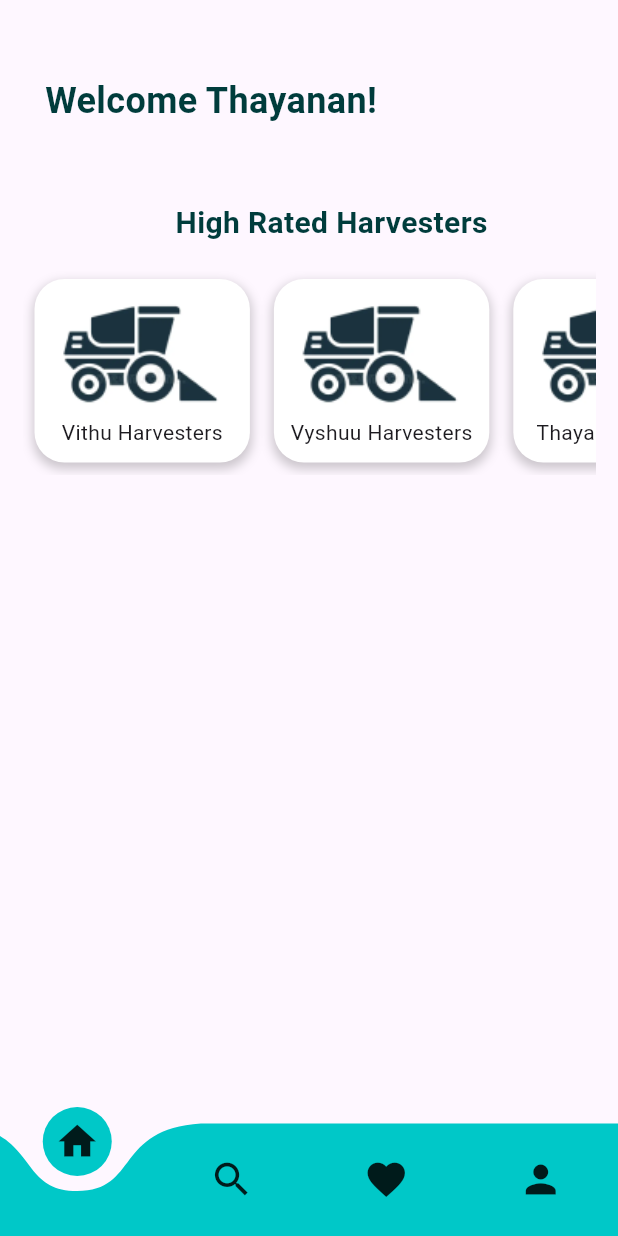
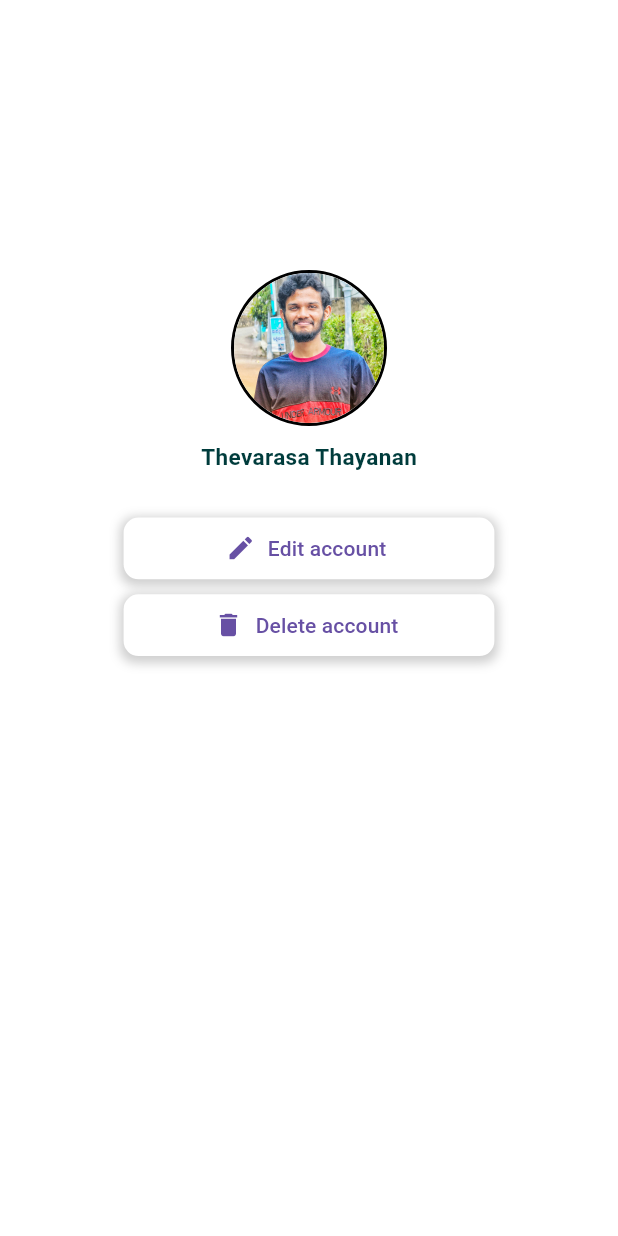
Before and after one commit to thaya2000/harvest_buddy, a Flutter app: the screen it shows after launch, on a phone screen of 412 x 824 dp. Run offline on Flutter 3.47's test engine with Material 3 defaults, Android fonts, the light colour scheme and no system bars; drawn by our look-alikes of curved_navigation_bar.

Commit message:
frontend-schedule-and-profile-0001

```diff
--- /dev/null
+++ b/lib/account_page.dart
@@ -0,0 +1,146 @@
+import 'package:flutter/material.dart';
+import 'package:harvest_buddy/landing_page.dart';
+import 'package:harvest_buddy/signup_page.dart';
+import 'constant.dart';
+
+class AccountPage extends StatefulWidget {
+  AccountPage({super.key});
+
+  @override
+  State<AccountPage> createState() => _LoginScreenState();
+}
+
+class _LoginScreenState extends State<AccountPage> {
+  GlobalKey<FormState> formKey = GlobalKey<FormState>();
+
+  @override
+  Widget build(BuildContext context) {
+    double height = MediaQuery.of(context).size.height;
+    double width = MediaQuery.of(context).size.width;
+
+    // Define text styles
+    TextStyle appNameStyle = TextStyle(
+      fontSize: 45.0,
+      fontWeight: FontWeight.bold,
+      color: Color.fromARGB(255, 0, 60, 60),
+    );
+    TextStyle profileName = TextStyle(
+      fontSize: 15.0,
+      fontWeight: FontWeight.bold,
+      color: Color.fromARGB(255, 0, 60, 60),
+    );
+
+    return Scaffold(
+      resizeToAvoidBottomInset: true,
+      backgroundColor: Colors.white,
+      body: SingleChildScrollView(
+        child: Form(
+          key: formKey,
+          child: Column(
+            crossAxisAlignment: CrossAxisAlignment.center,
+            mainAxisAlignment: MainAxisAlignment.center,
+            children: <Widget>[
+              Padding(
+                padding: const EdgeInsets.only(top: 180.0),
+                child: Center(
+                  child: Column(
+                    children: [
+                      Container(
+                        decoration: BoxDecoration(
+                          shape: BoxShape.circle,
+                          border: Border.all(
+                            color:
+                                Colors.black, // Set your desired border color
+                            width: 2.0, // Set the border width
+                          ),
+                        ),
+                        child: ClipOval(
+                          child: Image.asset(
+                            DPthaya,
+                            height: 100,
+                            width: 100,
+                            fit: BoxFit.cover,
+                          ),
+                        ),
+                      ),
+                      Padding(
+                        padding: const EdgeInsets.only(top: 10.0),
+                        child: Text("Thevarasa Thayanan", style: profileName),
+                      )
+                    ],
+                  ),
+                ),
+              ),
+              Padding(
+                padding: const EdgeInsets.only(top: 20.0),
+                child: Column(
+                  children: <Widget>[
+                    Padding(
+                      padding: const EdgeInsets.all(10.0),
+                      child: Container(
+                        width: width * 0.6,
+                        height: height * 0.05,
+                        decoration: BoxDecoration(
+                          color: Colors.white,
+                          borderRadius: BorderRadius.circular(10),
+                          boxShadow: [
+                            BoxShadow(
+                              color:
+                                  Colors.grey.withOpacity(0.5), // shadow color
+                              spreadRadius:
+                                  2, // how much the shadow should spread
+                              blurRadius: 5, // how blurry the shadow should be
+                              offset:
+                                  Offset(0, 2), // changes the shadow position
+                            ),
+                          ],
+                        ),
+                        child: TextButton.icon(
+                          onPressed: () {
+                            // Handle the edit account button press
+                          },
+                          icon: Icon(
+                            Icons.edit,
+                            size: 20,
+                          ),
+                          label: Text("Edit account"),
+                        ),
+                      ),
+                    ),
+                    Container(
+                      width: width * 0.6,
+                      height: height * 0.05,
+                      decoration: BoxDecoration(
+                        color: Colors.white,
+                        borderRadius: BorderRadius.circular(10),
+                        boxShadow: [
+                          BoxShadow(
+                            color: Colors.grey.withOpacity(0.5), // shadow color
+                            spreadRadius:
+                                2, // how much the shadow should spread
+                            blurRadius: 5, // how blurry the shadow should be
+                            offset: Offset(0, 2), // changes the shadow position
+                          ),
+                        ],
+                      ),
+                      child: TextButton.icon(
+                        onPressed: () {
+                          // Handle the delete account button press
+                        },
+                        icon: Icon(
+                          Icons.delete,
+                          size: 20,
+                        ),
+                        label: Text("Delete account"),
+                      ),
+                    ),
+                  ],
+                ),
+              )
+            ],
+          ),
+        ),
+      ),
+    );
+  }
+}
--- a/lib/constant.dart
+++ b/lib/constant.dart
@@ -2,3 +2,4 @@ const String appName = "Harvest Buddy";
 const String slogan = "Booking App";
 const String bgImage = "assets/bg.png";
 const String hIcon = "assets/harvester_icon.png";
+const String DPthaya = "assets/DP_thaya.jpeg";
--- a/lib/main.dart
+++ b/lib/main.dart
@@ -1,4 +1,6 @@
 import 'package:flutter/material.dart';
+import 'package:harvest_buddy/account_page.dart';
+import 'schedule_page.dart';
 import 'home_page.dart';
 import 'constant.dart';
 import 'landing_page.dart';
@@ -13,7 +15,7 @@ class InitialScreen extends StatelessWidget {
   @override
   Widget build(BuildContext context) {
     return MaterialApp(
-      home: HomePage(),
+      home: AccountPage(),
       title: "HarvestBuddy",
       debugShowCheckedModeBanner: false,
     );
--- a/pubspec.yaml
+++ b/pubspec.yaml
@@ -22,3 +22,4 @@ flutter:
     - assets/bg.png
     - assets/harvester_icon.png
     - assets/harvester_icon_2.png
+    - assets/DP_thaya.jpeg
```
Also changed, not shown: lib/home_page.dart (+39 -0 lines), lib/schedule_page.dart (added, +278 -0 lines), assets/DP_thaya.jpeg (added).
